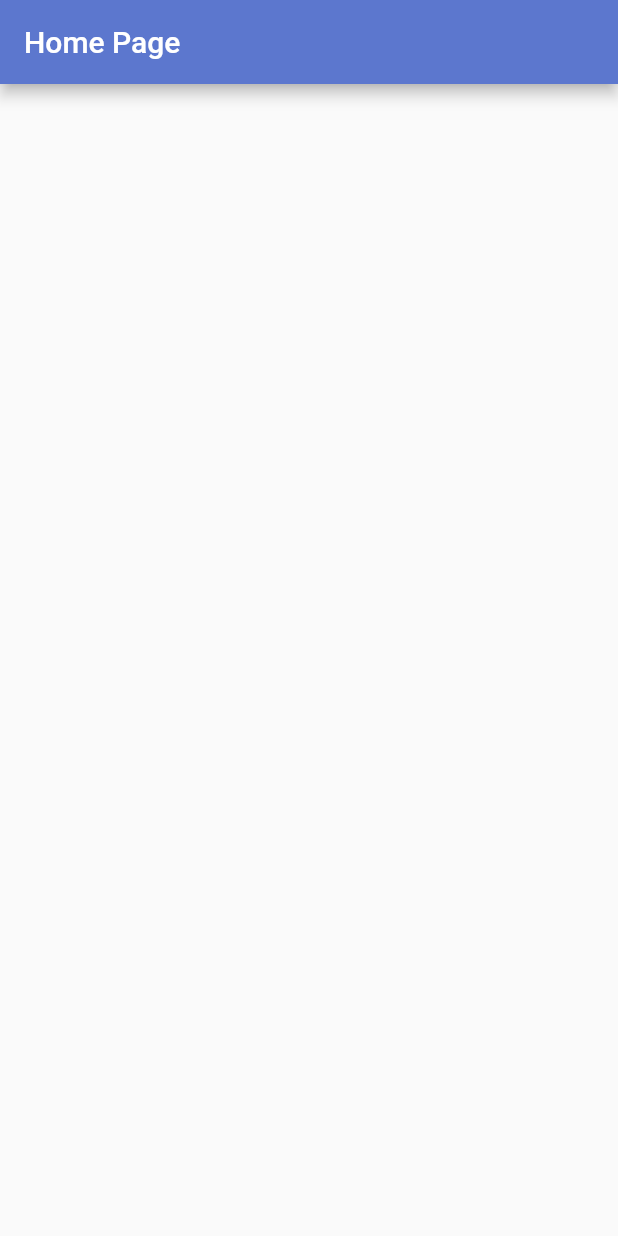
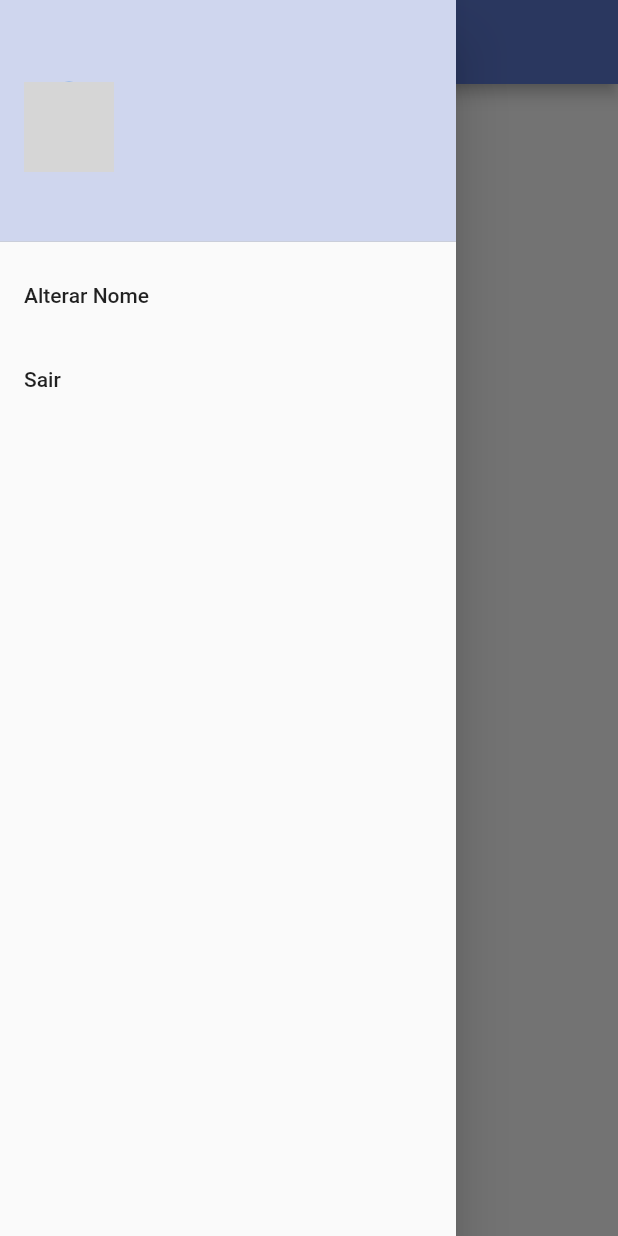
Before and after one commit to rodrigorahman/af_2_0_todo_list_provider, a Flutter app: the screen it shows once a user with an empty profile is signed in, with the side drawer open (before the commit the screen has no drawer), on a phone screen of 412 x 824 dp. Run offline on Flutter 3.47's test engine with Material 2 defaults, Android fonts, the phone set to English and light mode, and no system bars; our stand-ins replace firebase_auth, firebase_core, flutter_signin_button, google_fonts, google_sign_in, sqflite and 2 more; missing offline and left inert: flutter_overlay_loader, validatorless; accounts and stored records are empty; network calls fail; Roboto replaces fonts that are missing (Mandali); grey boxes are pictures that could not be loaded.

Commit message:
Alterando dados do usuário

```diff
--- a/lib/app/modules/home/home_page.dart
+++ b/lib/app/modules/home/home_page.dart
@@ -1,4 +1,5 @@
 import 'package:flutter/material.dart';
+import 'package:todo_list_provider/app/modules/home/widgets/home_drawer.dart';
 
 class HomePage extends StatelessWidget {
 
@@ -8,6 +9,7 @@ class HomePage extends StatelessWidget {
    Widget build(BuildContext context) {
        return Scaffold(
            appBar: AppBar(title: Text('Home Page'),),
+           drawer: HomeDrawer(),
            body: Container(),
        );
   }
--- /dev/null
+++ b/lib/app/modules/home/widgets/home_drawer.dart
@@ -0,0 +1,95 @@
+import 'package:flutter/material.dart';
+import 'package:flutter_overlay_loader/flutter_overlay_loader.dart';
+import 'package:provider/provider.dart';
+import 'package:todo_list_provider/app/core/auth/auth_provider.dart';
+import 'package:todo_list_provider/app/core/ui/messages.dart';
+import 'package:todo_list_provider/app/core/ui/theme_extensions.dart';
+import 'package:todo_list_provider/app/services/user/user_service.dart';
+
+class HomeDrawer extends StatelessWidget {
+  final nameVN = ValueNotifier<String>('');
+
+  HomeDrawer({Key? key}) : super(key: key);
+
+  @override
+  Widget build(BuildContext context) {
+    return Drawer(
+      child: ListView(
+        children: [
+          DrawerHeader(
+            decoration:
+                BoxDecoration(color: context.primaryColor.withAlpha(70)),
+            child: Row(
+              children: [
+                Selector<AuthProvider, String>(
+                    selector: (context, authProvider) {
+                  return authProvider.user?.photoURL ??
+                      'https://t4.ftcdn.net/jpg/03/46/93/61/360_F_346936114_RaxE6OQogebgAWTalE1myseY1Hbb5qPM.jpg';
+                }, builder: (_, value, __) {
+                  return CircleAvatar(
+                    backgroundImage: NetworkImage(value),
+                    radius: 30,
+                  );
+                }),
+                Expanded(
+                  child: Padding(
+                    padding: const EdgeInsets.all(8.0),
+                    child: Selector<AuthProvider, String>(
+                        selector: (context, authProvider) {
+                      return authProvider.user?.displayName ?? 'Não informado';
+                    }, builder: (_, value, __) {
+                      return Text(
+                        value,
+                        style: context.textTheme.subtitle2,
+                      );
+                    }),
+                  ),
+                )
+              ],
+            ),
+          ),
+          ListTile(
+            onTap: () {
+              showDialog(
+                  context: context,
+                  builder: (_) {
+                    return AlertDialog(
+                      title: Text('Alterar Nome'),
+                      content: TextField(
+                        onChanged: (value) => nameVN.value = value,
+                      ),
+                      actions: [
+                        TextButton(
+                          onPressed: () => Navigator.of(context).pop(),
+                          child: Text(
+                            'Cancelar',
+                            style: TextStyle(color: Colors.red),
+                          ),
+                        ),
+                        TextButton(
+                            onPressed: () async {
+                              final nameValue = nameVN.value;
+                              if (nameValue.isEmpty) {
+                                Messages.of(context)
+                                    .showError('Nome obrigatório');
+                              }else {
+                                await context.read<UserService>().updateDisplayName(nameValue);
+                                Navigator.of(context).pop();
+                              }
+                            },
+                            child: Text('Alterar')),
+                      ],
+                    );
+                  });
+            },
+            title: Text('Alterar Nome'),
+          ),
+          ListTile(
+            onTap: () => context.read<AuthProvider>().logout(),
+            title: Text('Sair'),
+          )
+        ],
+      ),
+    );
+  }
+}
--- a/lib/app/repositories/user/user_repository.dart
+++ b/lib/app/repositories/user/user_repository.dart
@@ -6,4 +6,5 @@ abstract class UserRepository {
   Future<void> forgotPassword(String email);
   Future<User?> googleLogin();
   Future<void> logout();
+  Future<void> updateDisplayName(String name);
 }
--- a/lib/app/services/user/user_service.dart
+++ b/lib/app/services/user/user_service.dart
@@ -6,4 +6,5 @@ abstract class UserService {
   Future<void> forgotPassword(String email);
   Future<User?> googleLogin();
   Future<void> logout();
+  Future<void> updateDisplayName(String name);
 }
--- a/lib/app/services/user/user_service_impl.dart
+++ b/lib/app/services/user/user_service_impl.dart
@@ -26,4 +26,8 @@ class UserServiceImpl implements UserService {
 
   @override
   Future<void> logout() => _userRepository.logout();
+
+  @override
+  Future<void> updateDisplayName(String name) =>
+      _userRepository.updateDisplayName(name);
 }
```
Also changed, not shown: lib/app/repositories/user/user_repository_impl.dart (+9 -0 lines).
